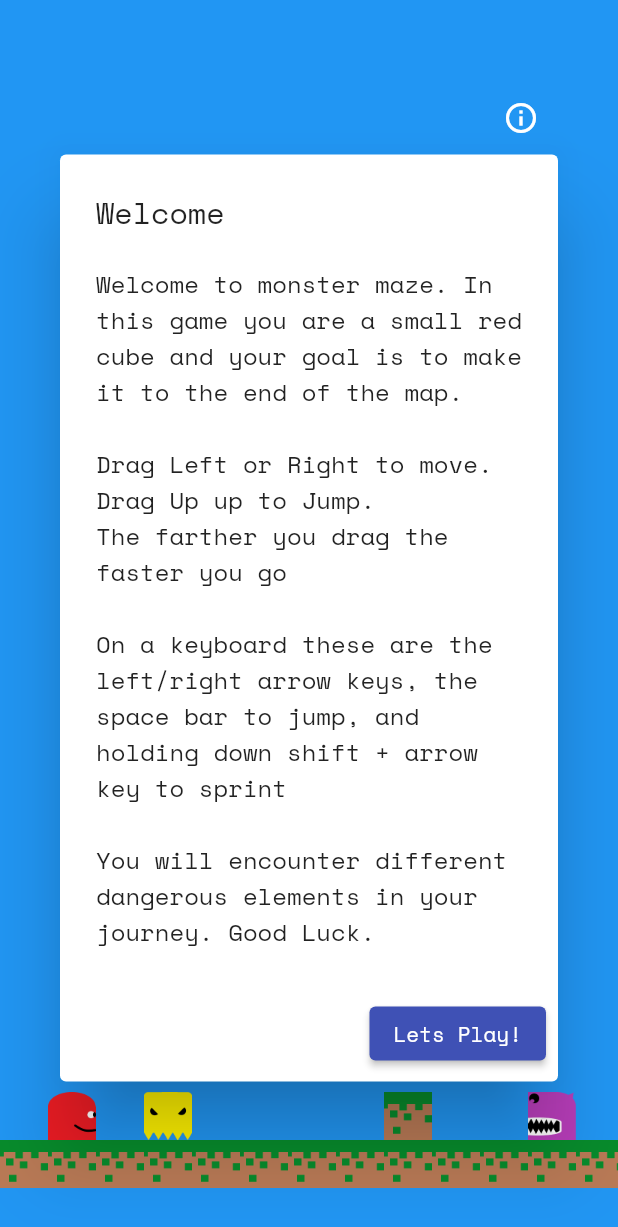
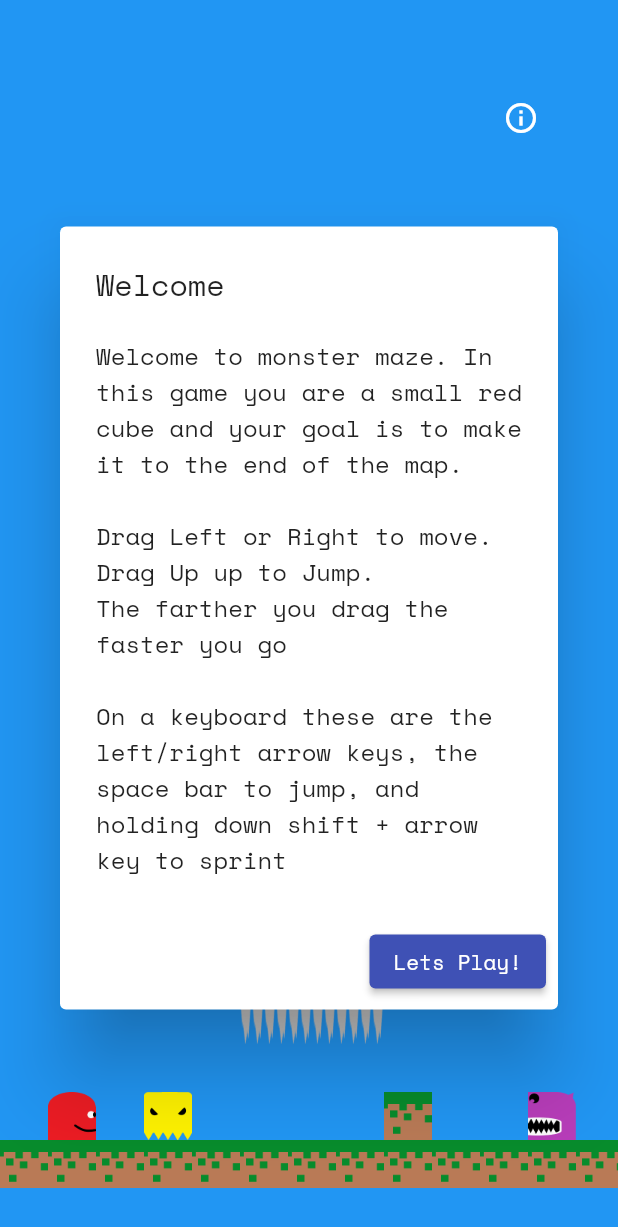
Before and after one commit to nlatham1999/Flutter_Game_2, a Flutter app: the screen it shows after launch, on a phone screen of 412 x 824 dp. Shown: the top 1227 px of the screen. Run offline on Flutter 3.47's test engine with Material 2 defaults, Android fonts, the phone set to English and light mode, and no system bars; our stand-ins replace fluttertoast, share_plus.

Commit message:
changing beginning text

```diff
--- a/lib/constants.dart
+++ b/lib/constants.dart
@@ -3,4 +3,4 @@ const String kWebUrl = "https://monstermaze.io";
 const String kSiteName = "Monster Maze";
 const int kNumCellsWidth = 12;
 const int kNumCellsHeight = 16;
-const String kStartText = "Welcome to monster maze. In this game you are a small red cube and your goal is to make it to the end of the map.\n\nDrag Left or Right to move.\nDrag Up up to Jump.\nThe farther you drag the faster you go  \n\nOn a keyboard these are the left/right arrow keys, the space bar to jump, and holding down shift + arrow key to sprint \n\nYou will encounter different dangerous elements in your journey. Good Luck.";
+const String kStartText = "Welcome to monster maze. In this game you are a small red cube and your goal is to make it to the end of the map.\n\nDrag Left or Right to move.\nDrag Up up to Jump.\nThe farther you drag the faster you go  \n\nOn a keyboard these are the left/right arrow keys, the space bar to jump, and holding down shift + arrow key to sprint";
```
Also changed, not shown: 3 other files.
